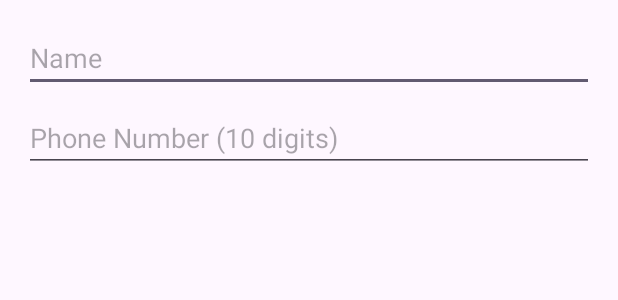
After one commit to CS5520-Fall-2024-Shivakumar/cs5520-spring2025-individual-assignments-RingoTC, an Android app: the layout dialog_add_contact.xml on its own in the app's theme, with its tools: preview values and no code run, on a phone screen of 412 x 824 dp. The commit adds this screen. Shown: the top 300 px of the screen. Run offline under Robolectric (Android 15) with nearby library versions, the phone set to English and light mode, and no system bars.

Commit message:
add contact

```diff
--- /dev/null
+++ b/app/src/main/res/layout/dialog_add_contact.xml
@@ -0,0 +1,25 @@
+<?xml version="1.0" encoding="utf-8"?>
+<LinearLayout xmlns:android="http://schemas.android.com/apk/res/android"
+    android:layout_width="match_parent"
+    android:layout_height="wrap_content"
+    android:orientation="vertical"
+    android:padding="16dp">
+
+    <EditText
+        android:id="@+id/edit_name"
+        android:layout_width="match_parent"
+        android:layout_height="wrap_content"
+        android:hint="Name"
+        android:inputType="textPersonName"
+        android:layout_marginBottom="8dp"/>
+
+    <EditText
+        android:id="@+id/edit_phone"
+        android:layout_width="match_parent"
+        android:layout_height="wrap_content"
+        android:hint="Phone Number (10 digits)"
+        android:inputType="phone"
+        android:maxLength="10"
+        android:digits="0123456789"/>
+
+</LinearLayout>
```
Also changed, not shown: app/src/main/java/com/example/hanliao_cs5520_android/Contact.java (added, +19 -0 lines), app/src/main/java/com/example/hanliao_cs5520_android/ContactAdapter.java (added, +50 -0 lines), app/src/main/java/com/example/hanliao_cs5520_android/ContactCollectorActivity.java (+54 -0 lines), app/src/main/res/layout/activity_contact_collector.xml (+20 -1 lines), app/src/main/res/layout/item_contact.xml (added, +31 -0 lines).
